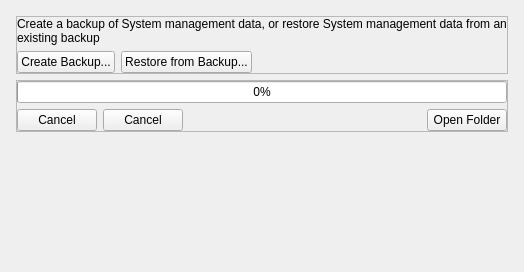
networkoptix/nx_open, file vms/client/nx_vms_client_desktop/src/ui/widgets/system_settings/database_management_widget.ui: the form before one commit.
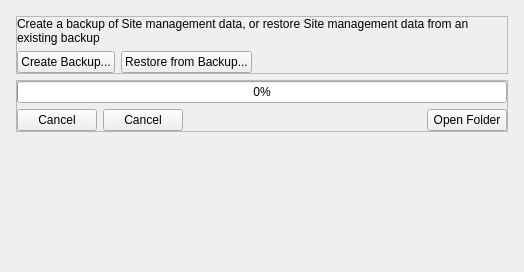
The form after the commit.

Commit message: VMS-42357: Rename system to site

What changed in the file:
```diff
--- a/vms/client/nx_vms_client_desktop/src/ui/widgets/system_settings/database_management_widget.ui
+++ b/vms/client/nx_vms_client_desktop/src/ui/widgets/system_settings/database_management_widget.ui
@@ -50,7 +50,7 @@
       <item>
        <widget class="QLabel" name="backupOrRestoreLabel">
         <property name="text">
-         <string>Create a backup of System management data, or restore System management data from an existing backup</string>
+         <string>Create a backup of Site management data, or restore Site management data from an existing backup</string>
         </property>
         <property name="wordWrap">
          <bool>true</bool>
```
The commit also changes 92 other files.
